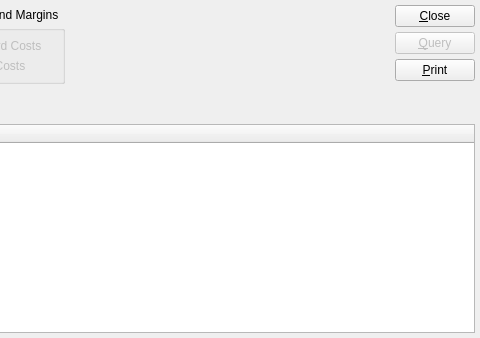
Above: xtuple/trunk/guiclient/dspPricesByCustomer.ui from WooodHead/xtuple before the change; both pictures show x 249 to 729 and y 0 to 338 of the 729 by 338 pixel window. Below: the same form after it.
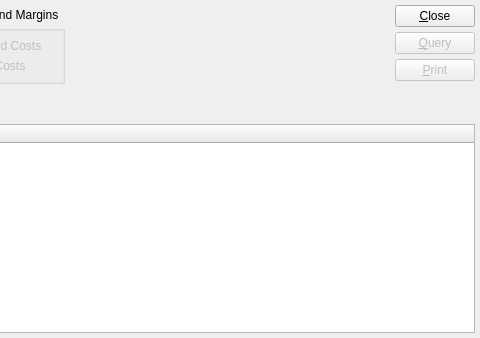
That is the form after the change. Custom widgets are drawn as their Qt base class.

```diff
--- a/xtuple/trunk/guiclient/dspPricesByCustomer.ui
+++ b/xtuple/trunk/guiclient/dspPricesByCustomer.ui
@@ -239,6 +239,9 @@
             </item>
             <item>
              <widget class="QPushButton" name="_print" >
+              <property name="enabled" >
+               <bool>false</bool>
+              </property>
               <property name="text" >
                <string>&amp;Print</string>
               </property>
```
Left out of the diff: 27 changed lines with no effect on the pictures.
